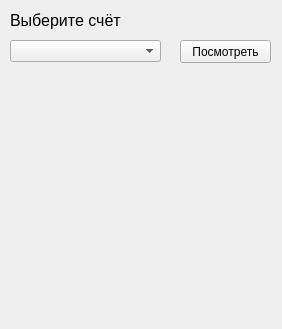
First picture: the form in checkHistory.ui, repository taishakutenn/TTbank, before the edit.
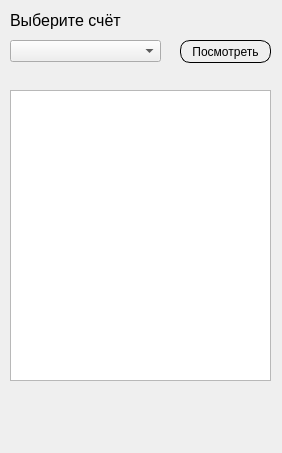
Second picture: the form after the edit. Icons and pictures are not drawn.

The edit to the form file:
```diff
--- a/checkHistory.ui
+++ b/checkHistory.ui
@@ -7,12 +7,18 @@
     <x>0</x>
     <y>0</y>
     <width>282</width>
-    <height>329</height>
+    <height>453</height>
    </rect>
   </property>
   <property name="windowTitle">
    <string>Form</string>
   </property>
+  <property name="styleSheet">
+   <string notr="true">QPushButton{
+	border: 1px solid black;
+	border-radius: 10px;
+}</string>
+  </property>
   <widget class="QComboBox" name="accountsBox">
    <property name="geometry">
     <rect>
@@ -50,6 +56,14 @@
      <height>23</height>
     </rect>
    </property>
+   <property name="cursor">
+    <cursorShape>PointingHandCursor</cursorShape>
+   </property>
+   <property name="styleSheet">
+    <string notr="true">:hover {
+    background-color: rgb(204, 102, 255);
+}</string>
+   </property>
    <property name="text">
     <string>Посмотреть</string>
    </property>
@@ -58,7 +72,7 @@
    <property name="geometry">
     <rect>
      <x>90</x>
-     <y>250</y>
+     <y>390</y>
      <width>101</width>
      <height>61</height>
     </rect>
@@ -70,6 +84,16 @@
     <pixmap>images/logo.svg</pixmap>
    </property>
   </widget>
+  <widget class="QListWidget" name="HistoryList">
+   <property name="geometry">
+    <rect>
+     <x>10</x>
+     <y>90</y>
+     <width>261</width>
+     <height>291</height>
+    </rect>
+   </property>
+  </widget>
  </widget>
  <resources/>
  <connections/>
```
